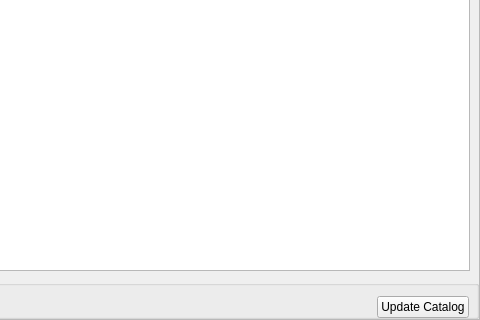
The window that src/gui/addonDialog.ui (Stellarium/stellarium) describes before a commit, drawn with Qt 5; both pictures show x 179 to 659 and y 294 to 614 of the 659 by 614 pixel window.
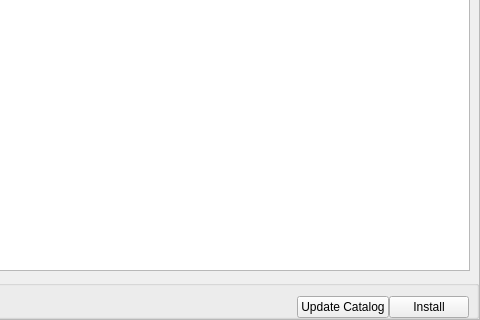
The same window after the commit. Icons and pictures are not drawn. Custom widgets are drawn as their Qt base class.

Commit message: Add-on dialog - add install button + get selected rows

Diff of the .ui file:
```diff
--- a/src/gui/addonDialog.ui
+++ b/src/gui/addonDialog.ui
@@ -506,6 +506,13 @@
            </property>
           </widget>
          </item>
+         <item>
+          <widget class="QPushButton" name="btnInstall">
+           <property name="text">
+            <string>Install</string>
+           </property>
+          </widget>
+         </item>
         </layout>
        </widget>
       </item>
```
The commit also changes 2 other files.
